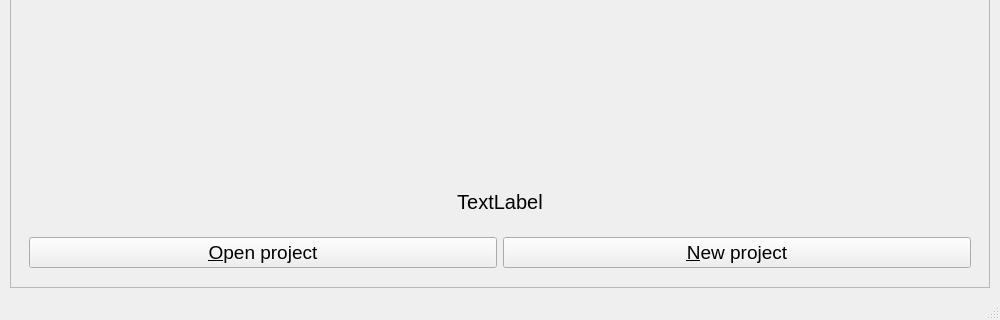
cbgp/diyabc, file python_interface/uis/diyabc.ui: the form before one commit; both pictures show x 0 to 1000 and y 430 to 750 of the 1000 by 750 pixel window.
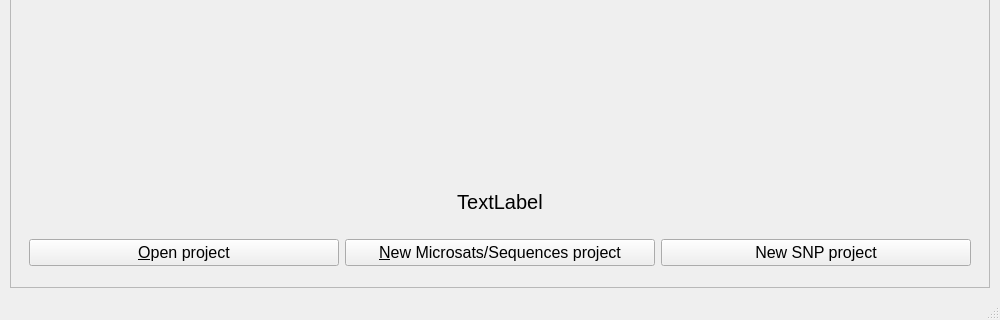
The form after the commit.

Commit message: correction boutons new ecran accueil

Patch:
```diff
--- a/python_interface/uis/diyabc.ui
+++ b/python_interface/uis/diyabc.ui
@@ -152,7 +152,7 @@
                <widget class="QPushButton" name="openProjectButton">
                 <property name="font">
                  <font>
-                  <pointsize>14</pointsize>
+                  <pointsize>12</pointsize>
                  </font>
                 </property>
                 <property name="text">
@@ -164,11 +164,23 @@
                <widget class="QPushButton" name="newProjectButton">
                 <property name="font">
                  <font>
-                  <pointsize>14</pointsize>
+                  <pointsize>12</pointsize>
                  </font>
                 </property>
                 <property name="text">
-                 <string>&amp;New project</string>
+                 <string>&amp;New Microsats/Sequences project</string>
+                </property>
+               </widget>
+              </item>
+              <item>
+               <widget class="QPushButton" name="newSNPProjectButton">
+                <property name="font">
+                 <font>
+                  <pointsize>12</pointsize>
+                 </font>
+                </property>
+                <property name="text">
+                 <string>New SNP project</string>
                 </property>
                </widget>
               </item>
```
Left out of the diff: 6 changed lines with no effect on the pictures. The commit also changes 2 other files.
